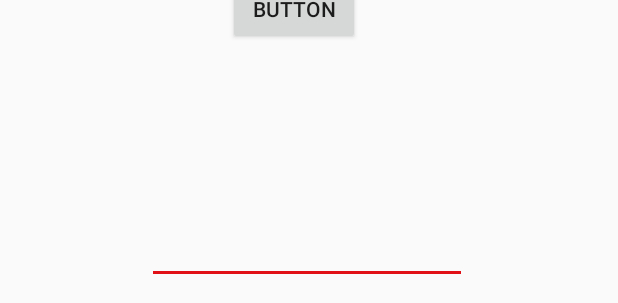
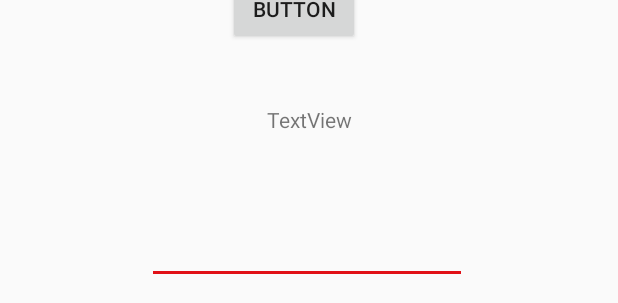
Before and after one commit to Ezebiglia12/Ejercicioapp, an Android app: the layout activity_main.xml on its own in the app's theme, with its tools: preview values and no code run, on a phone screen of 412 x 824 dp. Shown: the part 198-501 px from the top of the screen. Run offline under Robolectric (Android 15) with nearby library versions, the phone set to English and light mode, and no system bars.

Commit message:
quiereo ver si hay ramas o no? q opinassss??gggg

```diff
--- a/app/src/main/res/layout/activity_main.xml
+++ b/app/src/main/res/layout/activity_main.xml
@@ -37,4 +37,14 @@
         app:layout_constraintBottom_toTopOf="@+id/editText"
         app:layout_constraintEnd_toEndOf="parent"
         app:layout_constraintTop_toTopOf="parent" />
+
+    <TextView
+        android:id="@+id/textView"
+        android:layout_width="wrap_content"
+        android:layout_height="wrap_content"
+        android:layout_marginTop="40dp"
+        android:text="TextView"
+        app:layout_constraintEnd_toEndOf="parent"
+        app:layout_constraintStart_toStartOf="parent"
+        app:layout_constraintTop_toBottomOf="@+id/button5" />
 </androidx.constraintlayout.widget.ConstraintLayout>
```
